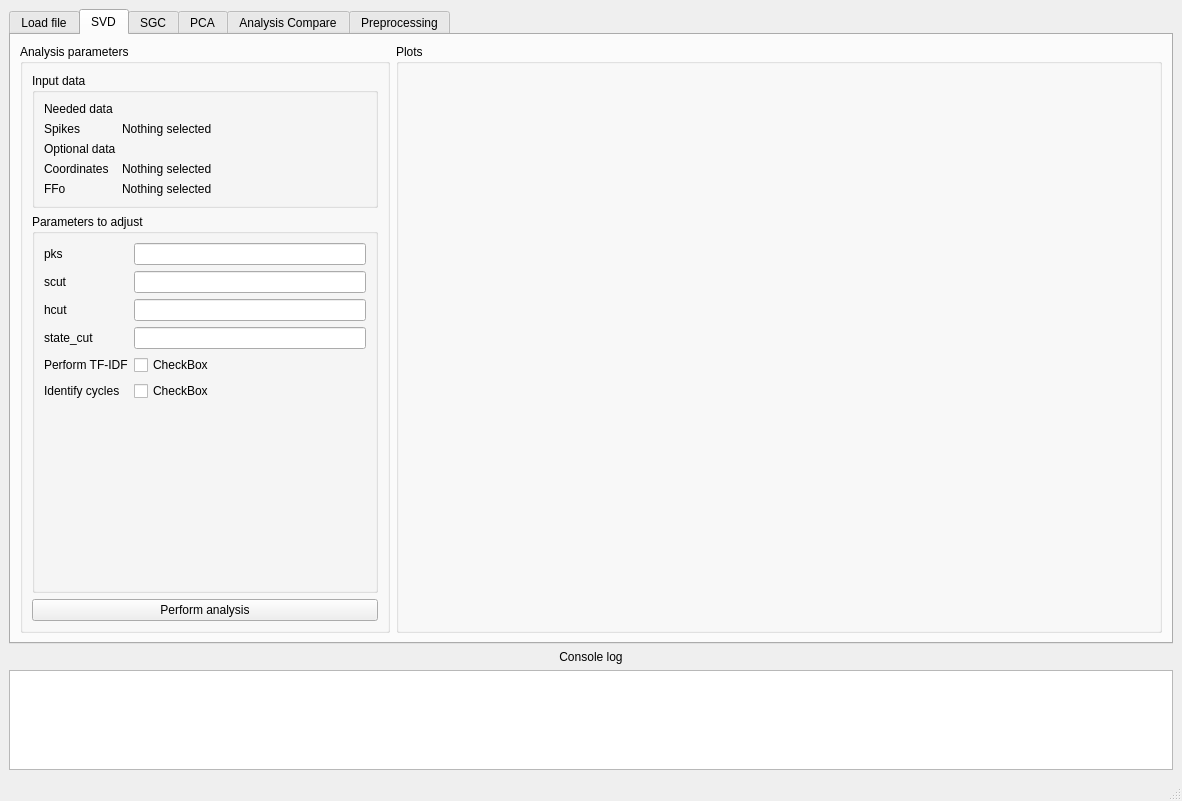
The window that gui/MainWindow.ui (rivelco/ENCORE) describes before a commit, drawn with Qt 5.
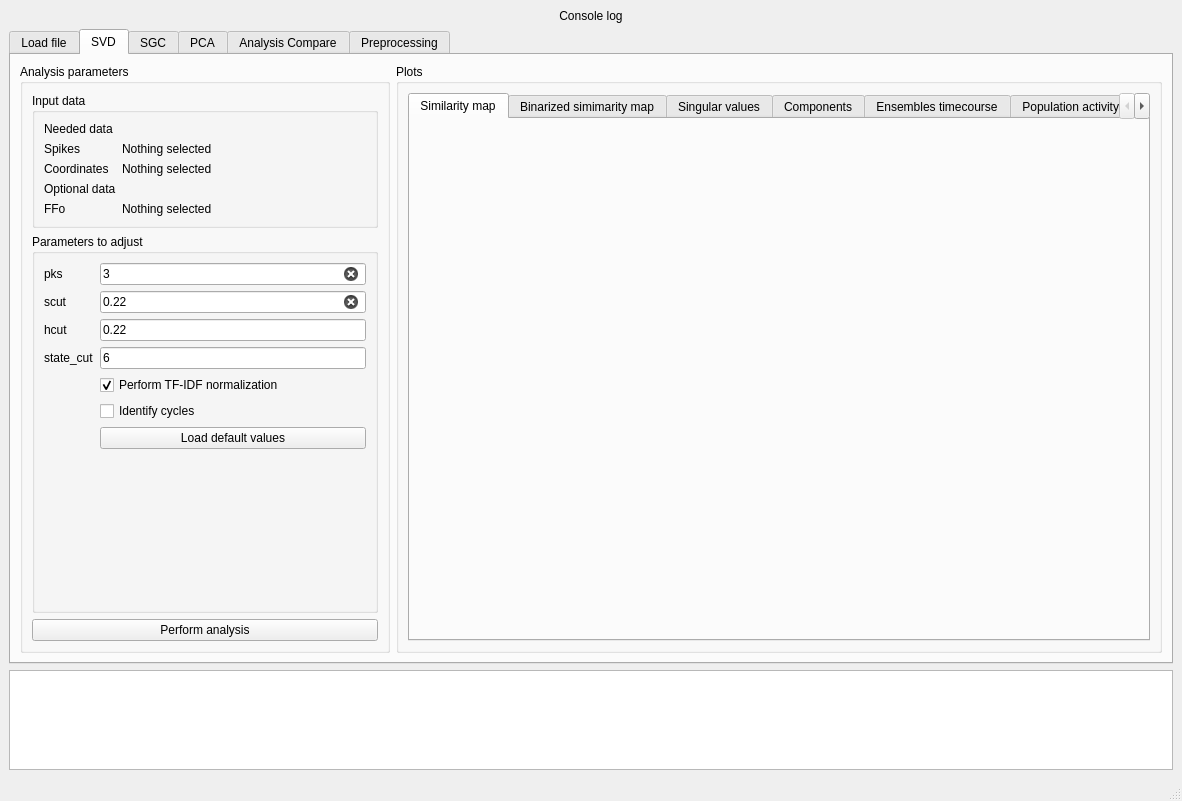
The same window after the commit. Custom widgets are drawn as their Qt base class.

```diff
--- a/gui/MainWindow.ui
+++ b/gui/MainWindow.ui
@@ -24,6 +24,16 @@
   </property>
   <widget class="QWidget" name="centralwidget">
    <layout class="QVBoxLayout" name="verticalLayout">
+    <item>
+     <widget class="QLabel" name="label">
+      <property name="text">
+       <string>Console log</string>
+      </property>
+      <property name="alignment">
+       <set>Qt::AlignCenter</set>
+      </property>
+     </widget>
+    </item>
     <item>
      <widget class="QTabWidget" name="main_tabs">
       <property name="toolTipDuration">
@@ -509,13 +519,6 @@
                 </property>
                </widget>
               </item>
-              <item row="6" column="0">
-               <widget class="QLabel" name="label_12">
-                <property name="text">
-                 <string>Coordinates</string>
-                </property>
-               </widget>
-              </item>
               <item row="8" column="0">
                <widget class="QLabel" name="label_11">
                 <property name="text">
@@ -530,13 +533,6 @@
                 </property>
                </widget>
               </item>
-              <item row="6" column="1">
-               <widget class="QLabel" name="lbl_sdv_coordinates_selected">
-                <property name="text">
-                 <string>Nothing selected</string>
-                </property>
-               </widget>
-              </item>
               <item row="8" column="1">
                <widget class="QLabel" name="lbl_sdv_dFFo_selected">
                 <property name="text">
@@ -551,6 +547,20 @@
                 </property>
                </widget>
               </item>
+              <item row="2" column="0">
+               <widget class="QLabel" name="label_12">
+                <property name="text">
+                 <string>Coordinates</string>
+                </property>
+               </widget>
+              </item>
+              <item row="2" column="1">
+               <widget class="QLabel" name="lbl_sdv_coordinates_selected">
+                <property name="text">
+                 <string>Nothing selected</string>
+                </property>
+               </widget>
+              </item>
              </layout>
             </widget>
            </item>
@@ -606,43 +616,61 @@
                 </property>
                </widget>
               </item>
-              <item row="8" column="0">
-               <widget class="QLabel" name="label_17">
-                <property name="text">
-                 <string>Perform TF-IDF</string>
-                </property>
-               </widget>
-              </item>
-              <item row="10" column="0">
-               <widget class="QLabel" name="label_18">
-                <property name="text">
-                 <string>Identify cycles</string>
-                </property>
-               </widget>
-              </item>
               <item row="0" column="1">
-               <widget class="QLineEdit" name="lineEdit"/>
+               <widget class="QLineEdit" name="lineEdit">
+                <property name="text">
+                 <string>3</string>
+                </property>
+                <property name="clearButtonEnabled">
+                 <bool>true</bool>
+                </property>
+               </widget>
               </item>
               <item row="2" column="1">
-               <widget class="QLineEdit" name="lineEdit_2"/>
+               <widget class="QLineEdit" name="lineEdit_2">
+                <property name="text">
+                 <string>0.22</string>
+                </property>
+                <property name="clearButtonEnabled">
+                 <bool>true</bool>
+                </property>
+               </widget>
               </item>
               <item row="4" column="1">
-               <widget class="QLineEdit" name="lineEdit_3"/>
+               <widget class="QLineEdit" name="lineEdit_3">
+                <property name="text">
+                 <string>0.22</string>
+                </property>
+               </widget>
               </item>
               <item row="6" column="1">
-               <widget class="QLineEdit" name="lineEdit_4"/>
+               <widget class="QLineEdit" name="lineEdit_4">
+                <property name="text">
+                 <string>6</string>
+                </property>
+               </widget>
               </item>
               <item row="8" column="1">
                <widget class="QCheckBox" name="checkBox">
                 <property name="text">
-                 <string>CheckBox</string>
+                 <string>Perform TF-IDF normalization</string>
+                </property>
+                <property name="checked">
+                 <bool>true</bool>
                 </property>
                </widget>
               </item>
               <item row="10" column="1">
                <widget class="QCheckBox" name="checkBox_2">
                 <property name="text">
-                 <string>CheckBox</string>
+                 <string>Identify cycles</string>
+                </property>
+               </widget>
+              </item>
+              <item row="11" column="1">
+               <widget class="QPushButton" name="pushButton">
+                <property name="text">
+                 <string>Load default values</string>
                 </property>
                </widget>
               </item>
@@ -650,7 +678,7 @@
             </widget>
            </item>
            <item>
-            <widget class="QPushButton" name="pushButton">
+            <widget class="QPushButton" name="btn_svd_run">
              <property name="text">
               <string>Perform analysis</string>
              </property>
@@ -670,6 +698,65 @@
           <property name="title">
            <string>Plots</string>
           </property>
+          <layout class="QVBoxLayout" name="verticalLayout_4">
+           <item>
+            <widget class="QTabWidget" name="tabWidget">
+             <property name="currentIndex">
+              <number>0</number>
+             </property>
+             <widget class="QWidget" name="tab_7">
+              <attribute name="title">
+               <string>Similarity map</string>
+              </attribute>
+             </widget>
+             <widget class="QWidget" name="tab_8">
+              <attribute name="title">
+               <string>Binarized simimarity map</string>
+              </attribute>
+             </widget>
+             <widget class="QWidget" name="tab_9">
+              <attribute name="title">
+               <string>Singular values</string>
+              </attribute>
+             </widget>
+             <widget class="QWidget" name="tab_10">
+              <attribute name="title">
+               <string>Components</string>
+              </attribute>
+             </widget>
+             <widget class="QWidget" name="tab_11">
+              <attribute name="title">
+               <string>Ensembles timecourse</string>
+              </attribute>
+             </widget>
+             <widget class="QWidget" name="tab_12">
+              <attribute name="title">
+               <string>Population activity per frame</string>
+              </attribute>
+             </widget>
+             <widget class="QWidget" name="tab_13">
+              <attribute name="title">
+               <string>Cross correlations</string>
+              </attribute>
+             </widget>
+             <widget class="QWidget" name="tab_14">
+              <attribute name="title">
+               <string>AUC-ROC</string>
+              </attribute>
+             </widget>
+             <widget class="QWidget" name="tab_15">
+              <attribute name="title">
+               <string>Spatial distribution</string>
+              </attribute>
+             </widget>
+             <widget class="QWidget" name="tab_16">
+              <attribute name="title">
+               <string>FFo for each ensemble</string>
+              </attribute>
+             </widget>
+            </widget>
+           </item>
+          </layout>
          </widget>
         </item>
        </layout>
@@ -696,16 +783,6 @@
       </widget>
      </widget>
     </item>
-    <item>
-     <widget class="QLabel" name="label">
-      <property name="text">
-       <string>Console log</string>
-      </property>
-      <property name="alignment">
-       <set>Qt::AlignCenter</set>
-      </property>
-     </widget>
-    </item>
     <item>
      <widget class="QTextEdit" name="console_log">
       <property name="maximumSize">
```
